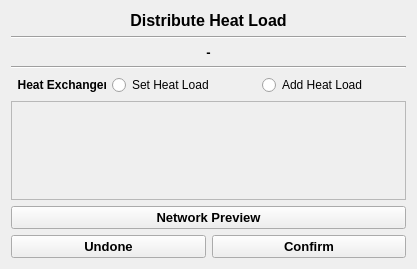
The window that interface/distribuir_calor.ui (CarlosTadeuVassoler/MPinch) describes before a commit, drawn with Qt 5.
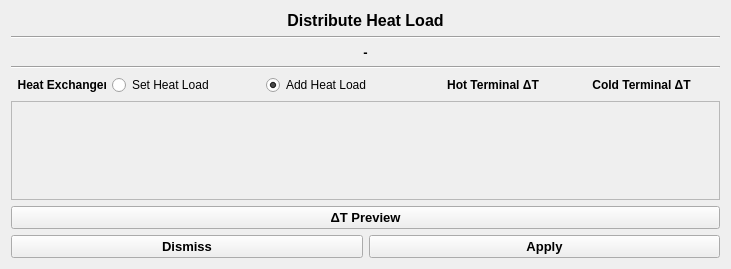
The same window after the commit.

```diff
--- a/interface/distribuir_calor.ui
+++ b/interface/distribuir_calor.ui
@@ -6,7 +6,7 @@
    <rect>
     <x>0</x>
     <y>0</y>
-    <width>417</width>
+    <width>731</width>
     <height>269</height>
    </rect>
   </property>
@@ -129,13 +129,66 @@
                <verstretch>0</verstretch>
               </sizepolicy>
              </property>
+             <property name="minimumSize">
+              <size>
+               <width>0</width>
+               <height>0</height>
+              </size>
+             </property>
              <property name="text">
               <string>Add Heat Load</string>
              </property>
+             <property name="checked">
+              <bool>true</bool>
+             </property>
             </widget>
            </item>
           </layout>
          </item>
+         <item>
+          <widget class="QLabel" name="label_3">
+           <property name="sizePolicy">
+            <sizepolicy hsizetype="Minimum" vsizetype="Maximum">
+             <horstretch>0</horstretch>
+             <verstretch>0</verstretch>
+            </sizepolicy>
+           </property>
+           <property name="font">
+            <font>
+             <weight>75</weight>
+             <bold>true</bold>
+            </font>
+           </property>
+           <property name="text">
+            <string>Hot Terminal ΔT</string>
+           </property>
+           <property name="alignment">
+            <set>Qt::AlignCenter</set>
+           </property>
+          </widget>
+         </item>
+         <item>
+          <widget class="QLabel" name="label_4">
+           <property name="sizePolicy">
+            <sizepolicy hsizetype="Minimum" vsizetype="Maximum">
+             <horstretch>0</horstretch>
+             <verstretch>0</verstretch>
+            </sizepolicy>
+           </property>
+           <property name="font">
+            <font>
+             <weight>75</weight>
+             <bold>true</bold>
+            </font>
+           </property>
+           <property name="text">
+            <string>Cold Terminal ΔT   </string>
+           </property>
+           <property name="alignment">
+            <set>Qt::AlignCenter</set>
+           </property>
+          </widget>
+         </item>
         </layout>
        </item>
        <item>
@@ -148,7 +201,7 @@
            <rect>
             <x>0</x>
             <y>0</y>
-            <width>393</width>
+            <width>707</width>
             <height>91</height>
            </rect>
           </property>
@@ -170,7 +223,7 @@
           </font>
          </property>
          <property name="text">
-          <string>Network Preview</string>
+          <string>ΔT Preview</string>
          </property>
         </widget>
        </item>
@@ -186,7 +239,7 @@
             </font>
            </property>
            <property name="text">
-            <string>Undone</string>
+            <string>Dismiss</string>
            </property>
           </widget>
          </item>
@@ -200,7 +253,7 @@
             </font>
            </property>
            <property name="text">
-            <string>Confirm</string>
+            <string>Apply</string>
            </property>
           </widget>
          </item>
```
